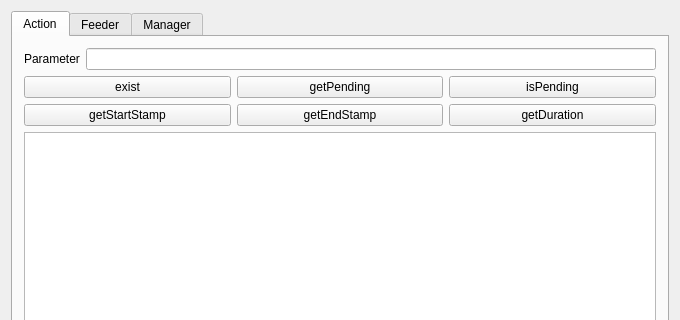
This is ui/mementargui.ui in vigne-laas/mementar as Qt 5 draws it before an edit; both pictures show x 0 to 680 and y 0 to 320 of the 680 by 680 pixel window. The edited form follows.
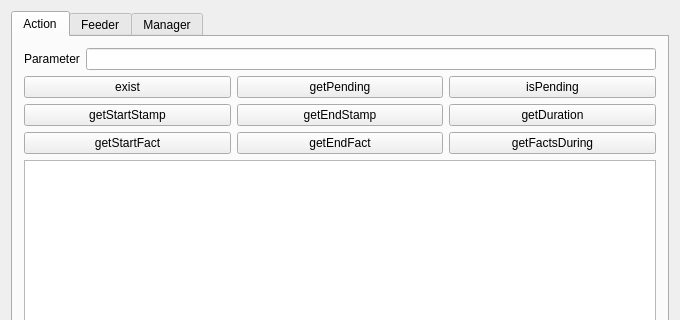
This is the edited form. Icons and pictures are not drawn. Custom widgets are drawn as their Qt base class.

Commit message: [UPDATE] actionGraph getStartFact, getEndFact and getFactsDuring

Diff of the .ui file:
```diff
--- a/ui/mementargui.ui
+++ b/ui/mementargui.ui
@@ -137,6 +137,50 @@
          </layout>
         </item>
 
+        <item>
+         <layout class="QHBoxLayout" name="action_functions_layer3_layout">
+          <item>
+           <widget class="QPushButtonExtended" name="action_getStartFact_button">
+            <property name="cursor">
+             <cursorShape>PointingHandCursor</cursorShape>
+            </property>
+            <property name="whatsThis">
+             <string>&lt;html&gt;&lt;head/&gt;&lt;body&gt;&lt;p&gt;&lt;span style=&quot; font-weight:600; font-style:italic;&quot;&gt;getStartFact&lt;/span&gt; returns the identifier of the fact representing the start of the action provided as a parameter&lt;/p&gt;&lt;/body&gt;&lt;/html&gt;</string>
+            </property>
+            <property name="text">
+             <string>getStartFact</string>
+            </property>
+           </widget>
+          </item>
+          <item>
+           <widget class="QPushButtonExtended" name="action_getEndFact_button">
+            <property name="cursor">
+             <cursorShape>PointingHandCursor</cursorShape>
+            </property>
+            <property name="whatsThis">
+             <string>&lt;html&gt;&lt;head/&gt;&lt;body&gt;&lt;p&gt;&lt;span style=&quot; font-weight:600; font-style:italic;&quot;&gt;getEndFact&lt;/span&gt; returns the identifier of the fact representing the end of the action provided as a parameter&lt;/p&gt;&lt;/body&gt;&lt;/html&gt;</string>
+            </property>
+            <property name="text">
+             <string>getEndFact</string>
+            </property>
+           </widget>
+          </item>
+          <item>
+           <widget class="QPushButtonExtended" name="action_getFactsDuring_button">
+            <property name="cursor">
+             <cursorShape>PointingHandCursor</cursorShape>
+            </property>
+            <property name="whatsThis">
+             <string>&lt;html&gt;&lt;head/&gt;&lt;body&gt;&lt;p&gt;&lt;span style=&quot; font-weight:600; font-style:italic;&quot;&gt;getFactsDuring&lt;/span&gt; returns the identifiers of all the facts that took place during the execution of the action provided in parameter&lt;/p&gt;&lt;/body&gt;&lt;/html&gt;</string>
+            </property>
+            <property name="text">
+             <string>getFactsDuring</string>
+            </property>
+           </widget>
+          </item>
+         </layout>
+        </item>
+
         <item>
          <widget class="QTextEdit" name="action_description_textedit">
           <property name="verticalScrollBarPolicy">
```
The commit also changes 5 other files.
